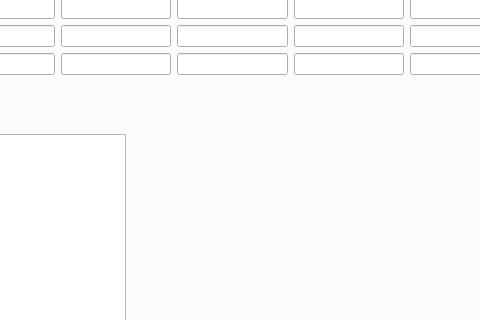
First picture: the form in Test.ui, repository slipschutz/geu, before the edit; both pictures show x 227 to 707 and y 161 to 481 of the 846 by 619 pixel window.
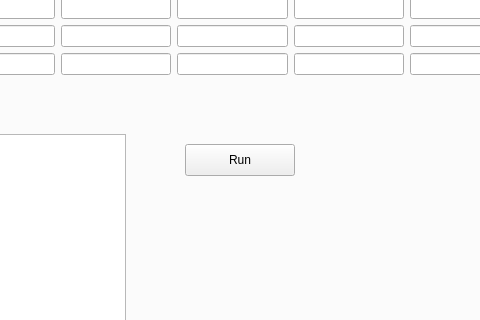
Second picture: the form after the edit.

Commit message:
Added do annual rec button to the GUI
Added function to be called when this button is clicked in the
GuiTest

Improved the Annual Reconcilliation function.  Now it takes the
parameter list from the new Percaps parameters class

Diff of the .ui file:
```diff
--- a/Test.ui
+++ b/Test.ui
@@ -385,6 +385,19 @@
        </item>
       </layout>
      </widget>
+     <widget class="QPushButton" name="runAnnualRec">
+      <property name="geometry">
+       <rect>
+        <x>410</x>
+        <y>260</y>
+        <width>110</width>
+        <height>32</height>
+       </rect>
+      </property>
+      <property name="text">
+       <string>Run</string>
+      </property>
+     </widget>
     </widget>
     <widget class="QWidget" name="tab_2">
      <attribute name="title">
```
The commit also changes 2 other files.
